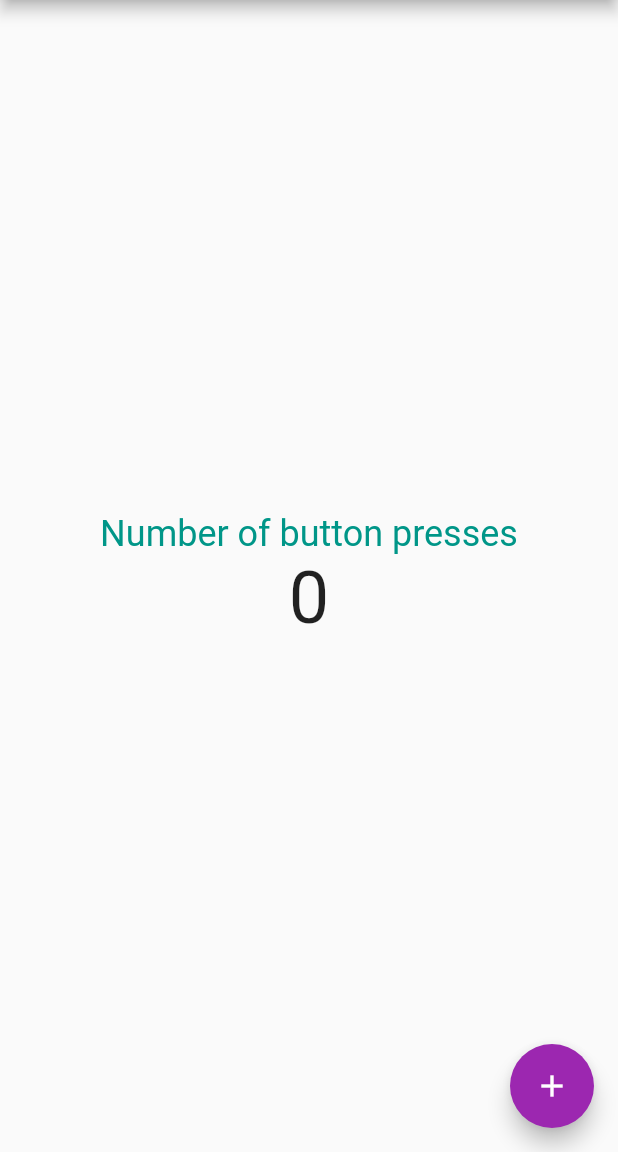
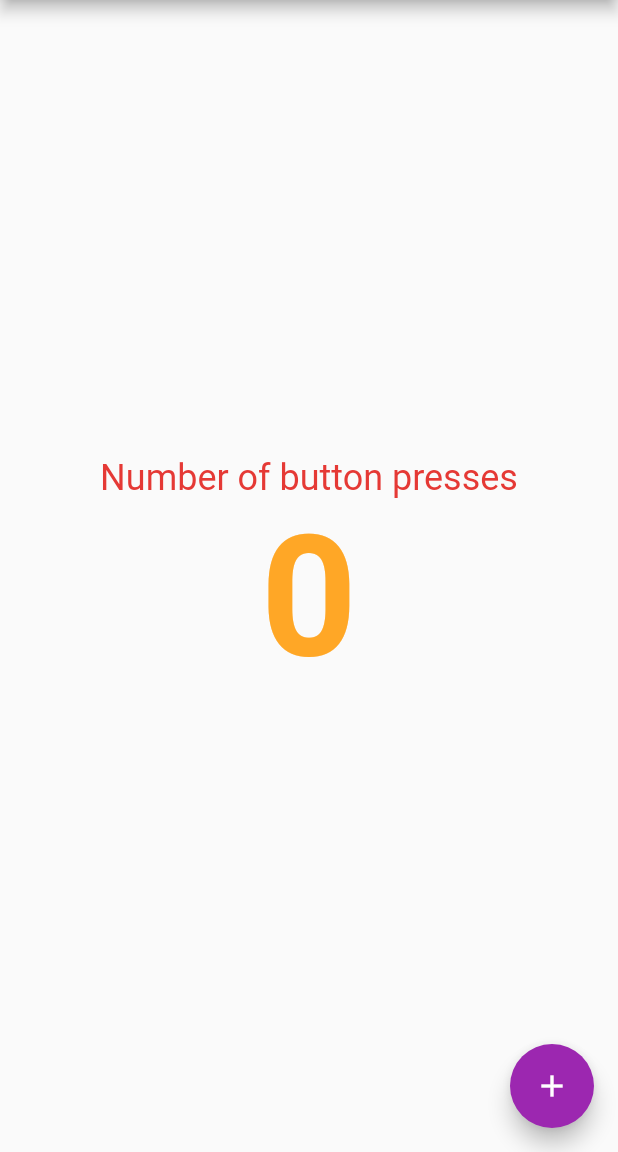
Before and after one commit to Gokdenizsari/Flutter_basic_app, a Flutter app: the screen it shows after launch, on a phone screen of 412 x 824 dp, the part 84-1236 px from its top. Run offline on Flutter 3.47's test engine with Material 2 defaults, Android fonts, the phone set to English and light mode, and no system bars.

Commit message:
BuildContext

```diff
--- a/lib/main.dart
+++ b/lib/main.dart
@@ -11,7 +11,11 @@ class MyApp extends StatelessWidget {
   Widget build(BuildContext context) {
     return MaterialApp(
       title: "My Counter App",
-      theme: ThemeData(primarySwatch: Colors.purple),
+      theme: ThemeData(
+          primarySwatch: Colors.purple,
+          textTheme: TextTheme(
+              headline1: TextStyle(
+                  color: Colors.orange.shade400, fontWeight: FontWeight.bold))),
       home: MyHomePage(),
     );
   }
@@ -40,11 +44,14 @@ class _MyHomePageState extends State<MyHomePage> {
           children: [
             Text(
               "Number of button presses",
-              style: TextStyle(fontSize: 24, color: Colors.teal),
+              style: TextStyle(
+                fontSize: 24,
+                color: Colors.red.shade600,
+              ),
             ),
             Text(
               _sayac.toString(),
-              style: TextStyle(fontSize: 48),
+              style: Theme.of(context).textTheme.headline1,
             )
           ],
         ),
```
